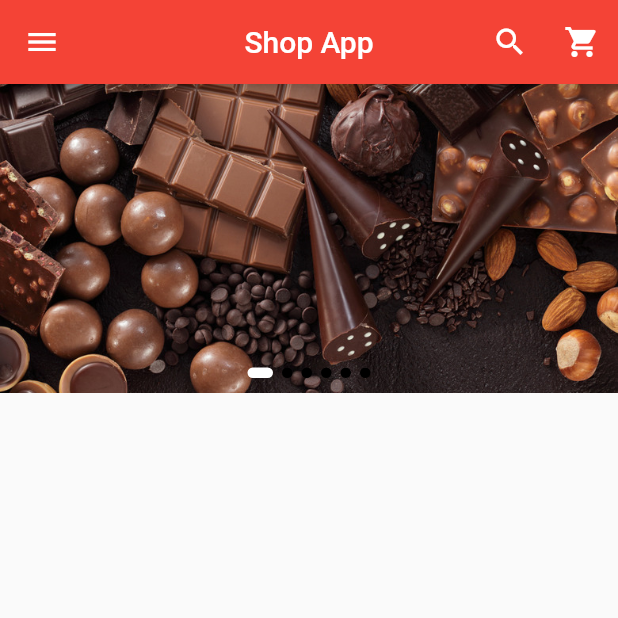
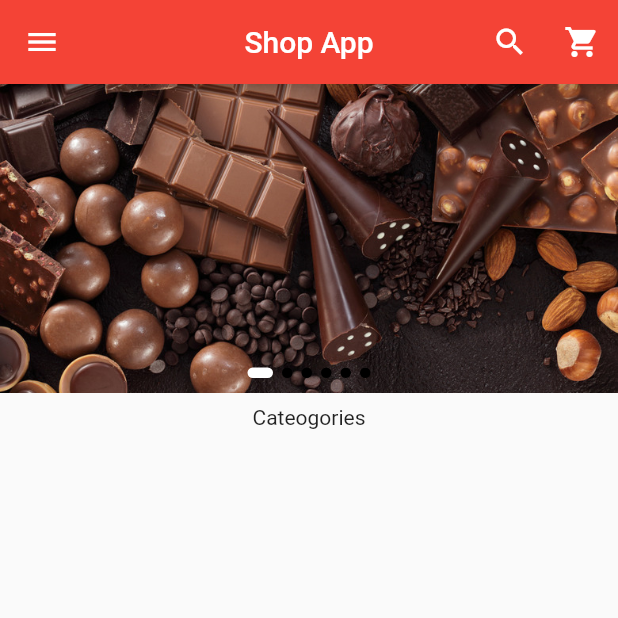
Before and after one commit to adarshrwl/E_commerce_Flutter, a Flutter app: the screen it shows after launch, on a phone screen of 412 x 824 dp, the top half of it. Run offline on Flutter 3.47's test engine with Material 2 defaults, Android fonts, the phone set to English and light mode, and no system bars; drawn by our look-alikes of carousel_slider.

Commit message:
Added padding and cateogories

```diff
--- a/lib/main.dart
+++ b/lib/main.dart
@@ -33,7 +33,10 @@ class _HomepageState extends State<Homepage> {
     return Scaffold(
         appBar: buildAppBar(),
         drawer: buildDrawer(),
-      body: Stack(
+        body: Column(
+          children: [
+            // in this stack there is the image croausal which changs the images based on the given values
+            Stack(
               children: [
                 InkWell(
                   child: CarouselSlider(
@@ -67,7 +70,8 @@ class _HomepageState extends State<Homepage> {
                       print(entry);
                       print(entry.key);
                       return GestureDetector(
-                  onTap: () => carouselController.animateToPage(entry.key),
+                        onTap: () =>
+                            carouselController.animateToPage(entry.key),
                         child: Container(
                           width: currentindex == entry.key ? 17 : 7,
                           height: 7.0,
@@ -85,7 +89,13 @@ class _HomepageState extends State<Homepage> {
                 ),
               ],
             ),
-    );
+            Padding(
+              //padding gives the space to the widgets
+              padding: EdgeInsets.all(8.0),
+              child: Text("Cateogories"),
+            )
+          ],
+        ));
   }
 
   Drawer buildDrawer() {
```
Lines whose indentation alone changed are shown as unchanged.
